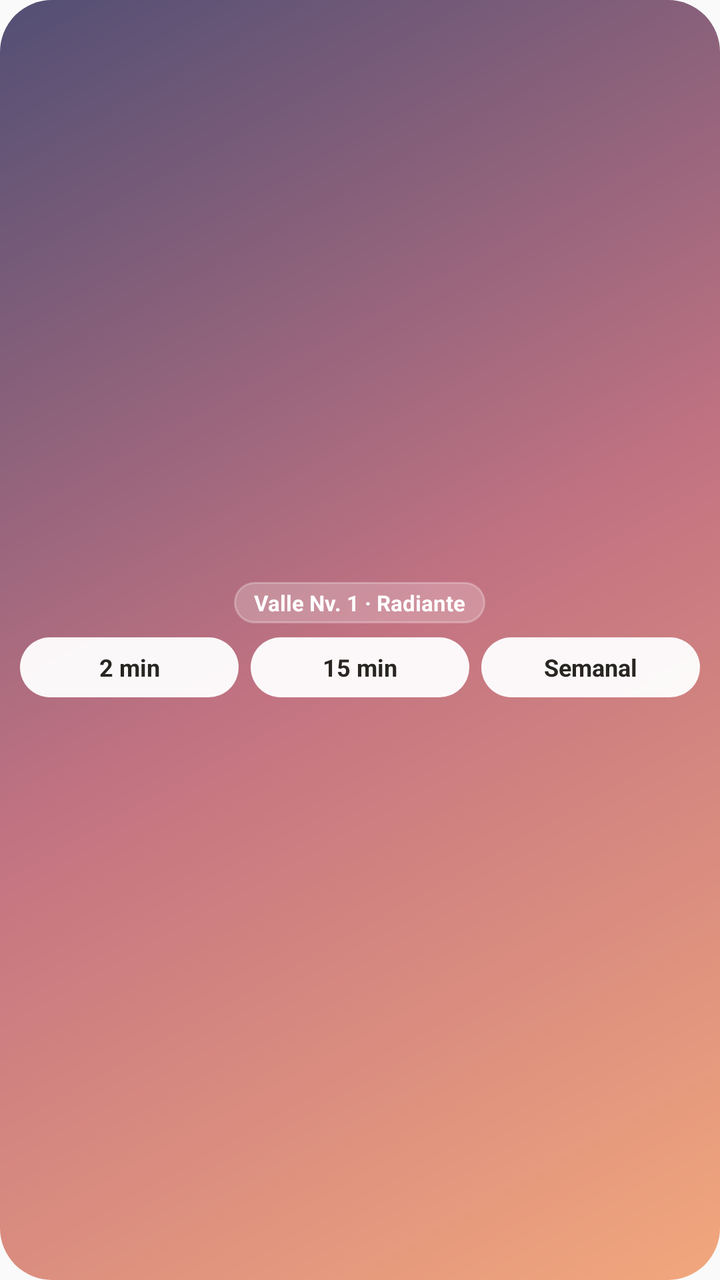
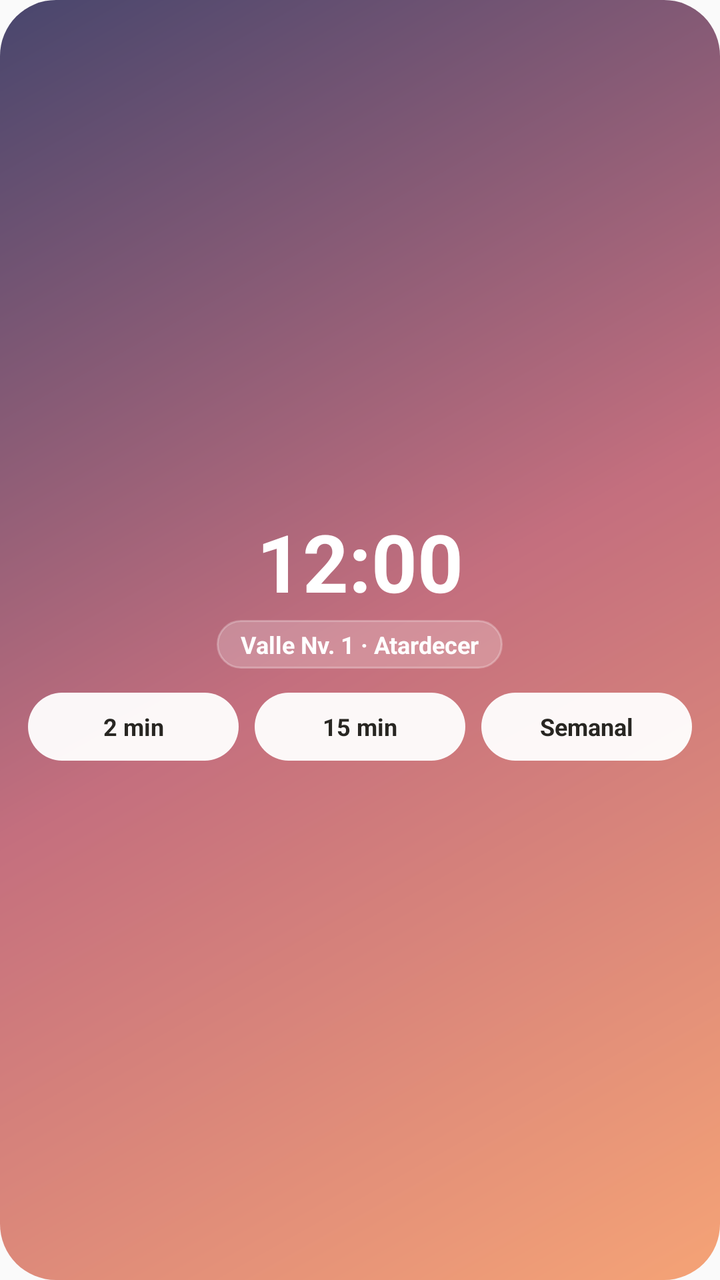

The first picture is an Android layout as it rendered before a commit; the second is the same layout after the commit. The layout source and the unified diff follow.
<!-- AndroidManifest.xml: application theme AppTheme -->
<!-- res/layout/widget_splash_quick.xml -->
<?xml version="1.0" encoding="utf-8"?>
<LinearLayout xmlns:android="http://schemas.android.com/apk/res/android"
    android:id="@+id/widget_quick_root"
    android:layout_width="match_parent"
    android:layout_height="match_parent"
    android:background="@drawable/widget_quick_bg_light"
    android:gravity="center"
    android:orientation="vertical"
    android:padding="10dp">

    <TextView
        android:id="@+id/widget_quick_sub"
        android:layout_width="wrap_content"
        android:layout_height="wrap_content"
        android:background="@drawable/widget_quick_badge"
        android:ellipsize="end"
        android:maxLines="1"
        android:paddingLeft="10dp"
        android:paddingTop="3dp"
        android:paddingRight="10dp"
        android:paddingBottom="3dp"
        android:text="Valle Nv. 1 · Radiante"
        android:textColor="#FFFFFF"
        android:textSize="11sp"
        android:textStyle="bold" />

    <LinearLayout
        android:layout_width="match_parent"
        android:layout_height="wrap_content"
        android:layout_marginTop="7dp"
        android:gravity="center"
        android:orientation="horizontal">

        <TextView
            android:id="@+id/widget_quick_btn_2m"
            android:layout_width="0dp"
            android:layout_height="30dp"
            android:layout_weight="1"
            android:background="@drawable/widget_quick_chip_light"
            android:gravity="center"
            android:text="2 min"
            android:textColor="#282622"
            android:textSize="12sp"
            android:textStyle="bold" />

        <TextView
            android:id="@+id/widget_quick_btn_15m"
            android:layout_width="0dp"
            android:layout_height="30dp"
            android:layout_marginStart="6dp"
            android:layout_weight="1"
            android:background="@drawable/widget_quick_chip_light"
            android:gravity="center"
            android:text="15 min"
            android:textColor="#282622"
            android:textSize="12sp"
            android:textStyle="bold" />

        <TextView
            android:id="@+id/widget_quick_btn_wk"
            android:layout_width="0dp"
            android:layout_height="30dp"
            android:layout_marginStart="6dp"
            android:layout_weight="1"
            android:background="@drawable/widget_quick_chip_light"
            android:gravity="center"
            android:text="Semanal"
            android:textColor="#282622"
            android:textSize="12sp"
            android:textStyle="bold" />
    </LinearLayout>
</LinearLayout>
<!-- resources referenced by this layout -->
<resources>
  <!-- drawable widget_quick_badge (drawable) -->
  <?xml version="1.0" encoding="utf-8"?>
  <shape xmlns:android="http://schemas.android.com/apk/res/android"
      android:shape="rectangle">
      <solid android:color="#38FFFFFF" />
      <corners android:radius="999dp" />
      <stroke
          android:width="1dp"
          android:color="#44FFFFFF" />
  </shape>
  <!-- drawable widget_quick_bg_light (drawable) -->
  <?xml version="1.0" encoding="utf-8"?>
  <shape xmlns:android="http://schemas.android.com/apk/res/android"
      android:shape="rectangle">
      <gradient
          android:angle="135"
          android:centerColor="#C27382"
          android:endColor="#524F74"
          android:startColor="#F2A77C"
          android:type="linear" />
      <corners android:radius="26dp" />
  </shape>
  <!-- drawable widget_quick_chip_light (drawable) -->
  <?xml version="1.0" encoding="utf-8"?>
  <shape xmlns:android="http://schemas.android.com/apk/res/android"
      android:shape="rectangle">
      <solid android:color="#F2FFFFFF" />
      <corners android:radius="999dp" />
  </shape>
  <style name="AppTheme" parent="Theme.AppCompat.Light.DarkActionBar">
          
          <item name="colorPrimary">@color/colorPrimary</item>
          <item name="colorPrimaryDark">@color/colorPrimaryDark</item>
          <item name="colorAccent">@color/colorAccent</item>
      </style>
</resources>

<!-- the commit's change to res/layout/widget_splash_quick.xml (unified diff, before → after) -->
@@ -3,69 +3,81 @@
     android:id="@+id/widget_quick_root"
     android:layout_width="match_parent"
     android:layout_height="match_parent"
-    android:background="@drawable/widget_quick_bg_light"
+    android:background="@drawable/widget_quick_bg_auto"
     android:gravity="center"
     android:orientation="vertical"
-    android:padding="10dp">
+    android:padding="14dp">
+
+    <TextClock
+        android:id="@+id/widget_lock_clock"
+        android:layout_width="wrap_content"
+        android:layout_height="wrap_content"
+        android:format12Hour="h:mm"
+        android:format24Hour="HH:mm"
+        android:includeFontPadding="false"
+        android:textColor="#FFFFFF"
+        android:textSize="40sp"
+        android:textStyle="bold" />
 
     <TextView
         android:id="@+id/widget_quick_sub"
         android:layout_width="wrap_content"
         android:layout_height="wrap_content"
+        android:layout_marginTop="4dp"
         android:background="@drawable/widget_quick_badge"
         android:ellipsize="end"
         android:maxLines="1"
-        android:paddingLeft="10dp"
-        android:paddingTop="3dp"
-        android:paddingRight="10dp"
-        android:paddingBottom="3dp"
-        android:text="Valle Nv. 1 · Radiante"
+        android:paddingLeft="12dp"
+        android:paddingTop="4dp"
+        android:paddingRight="12dp"
+        android:paddingBottom="4dp"
+        android:text="Valle Nv. 1 · Atardecer"
         android:textColor="#FFFFFF"
-        android:textSize="11sp"
+        android:textSize="12sp"
         android:textStyle="bold" />
 
     <LinearLayout
         android:layout_width="match_parent"
         android:layout_height="wrap_content"
-        android:layout_marginTop="7dp"
+        android:layout_marginTop="12dp"
         android:gravity="center"
         android:orientation="horizontal">
 
         <TextView
             android:id="@+id/widget_quick_btn_2m"
             android:layout_width="0dp"
-            android:layout_height="30dp"
+            android:layout_height="34dp"
             android:layout_weight="1"
-            android:background="@drawable/widget_quick_chip_light"
+            android:background="@drawable/widget_quick_chip_auto"
             android:gravity="center"
             android:text="2 min"
-            android:textColor="#282622"
+            android:textColor="@color/widget_chip_text"
             android:textSize="12sp"
             android:textStyle="bold" />
 
         <TextView
             android:id="@+id/widget_quick_btn_15m"
             android:layout_width="0dp"
-            android:layout_height="30dp"
-            android:layout_marginStart="6dp"
+            android:layout_height="34dp"
+            android:layout_marginStart="8dp"
             android:layout_weight="1"
-            android:background="@drawable/widget_quick_chip_light"
+            android:background="@drawable/widget_quick_chip_auto"
             android:gravity="center"
             android:text="15 min"
-            android:textColor="#282622"
+            android:textColor="@color/widget_chip_text"
             android:textSize="12sp"
             android:textStyle="bold" />
 
         <TextView
             android:id="@+id/widget_quick_btn_wk"
             android:layout_width="0dp"
-            android:layout_height="30dp"
-            android:layout_marginStart="6dp"
+            android:layout_height="34dp"
+            android:layout_marginStart="8dp"
             android:layout_weight="1"
-            android:background="@drawable/widget_quick_chip_light"
+            android:background="@drawable/widget_quick_chip_auto"
             android:gravity="center"
             android:text="Semanal"
-            android:textColor="#282622"
+            android:textColor="@color/widget_chip_text"
             android:textSize="12sp"
             android:textStyle="bold" />
     </LinearLayout>
<!-- resource entries referenced after the edit -->
@@ -1,5 +1,6 @@
 <!-- resources referenced by this layout -->
 <resources>
+  <color name="widget_chip_text">#282622</color>
   <!-- drawable widget_quick_badge (drawable) -->
   <?xml version="1.0" encoding="utf-8"?>
   <shape xmlns:android="http://schemas.android.com/apk/res/android"
@@ -10,19 +11,19 @@
           android:width="1dp"
           android:color="#44FFFFFF" />
   </shape>
-  <!-- drawable widget_quick_bg_light (drawable) -->
+  <!-- drawable widget_quick_bg_auto (drawable) -->
   <?xml version="1.0" encoding="utf-8"?>
   <shape xmlns:android="http://schemas.android.com/apk/res/android"
       android:shape="rectangle">
       <gradient
           android:angle="135"
-          android:centerColor="#C27382"
-          android:endColor="#524F74"
-          android:startColor="#F2A77C"
+          android:centerColor="#C46F7E"
+          android:endColor="#48466D"
+          android:startColor="#F5A376"
           android:type="linear" />
-      <corners android:radius="26dp" />
+      <corners android:radius="28dp" />
   </shape>
-  <!-- drawable widget_quick_chip_light (drawable) -->
+  <!-- drawable widget_quick_chip_auto (drawable) -->
   <?xml version="1.0" encoding="utf-8"?>
   <shape xmlns:android="http://schemas.android.com/apk/res/android"
       android:shape="rectangle">
